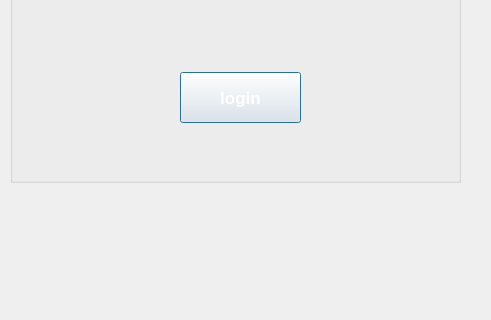
Qt form loginui.ui (Bassam73/Fantasy) before a commit; both pictures show x 290 to 781 and y 318 to 638 of the 1038 by 638 pixel window.
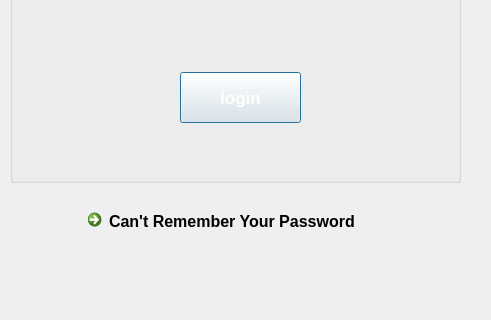
The same form after that commit. Icons and pictures are not drawn.

Commit message: forget password done

```diff
--- a/loginui.ui
+++ b/loginui.ui
@@ -142,6 +142,25 @@
     </property>
    </widget>
   </widget>
+  <widget class="QCommandLinkButton" name="commandLinkButton">
+   <property name="geometry">
+    <rect>
+     <x>370</x>
+     <y>520</y>
+     <width>331</width>
+     <height>41</height>
+    </rect>
+   </property>
+   <property name="font">
+    <font>
+     <pointsize>12</pointsize>
+     <bold>true</bold>
+    </font>
+   </property>
+   <property name="text">
+    <string>Can't Remember Your Password</string>
+   </property>
+  </widget>
  </widget>
  <resources/>
  <connections/>
```
The commit also changes 21 other files.
